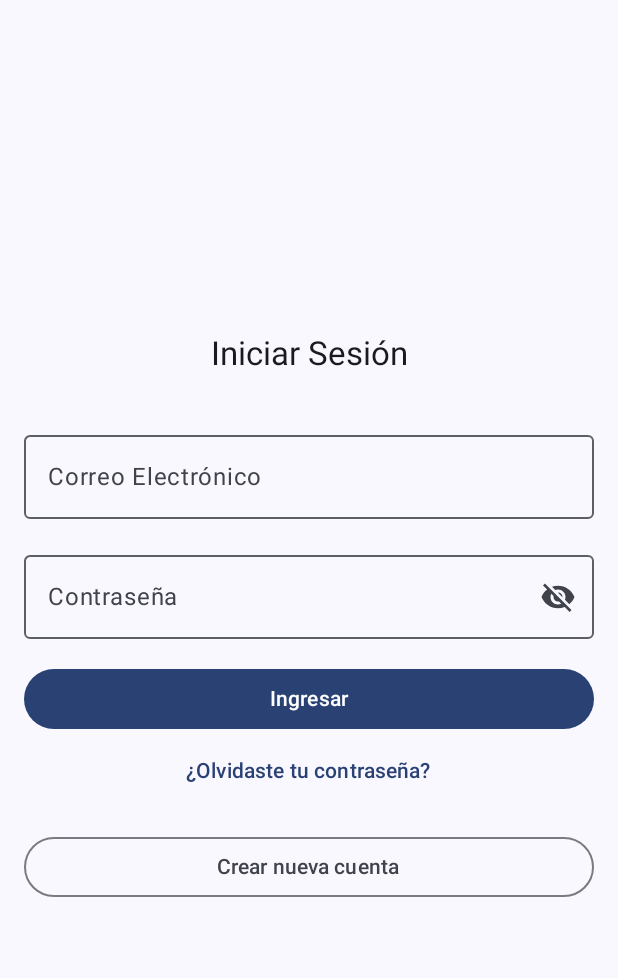
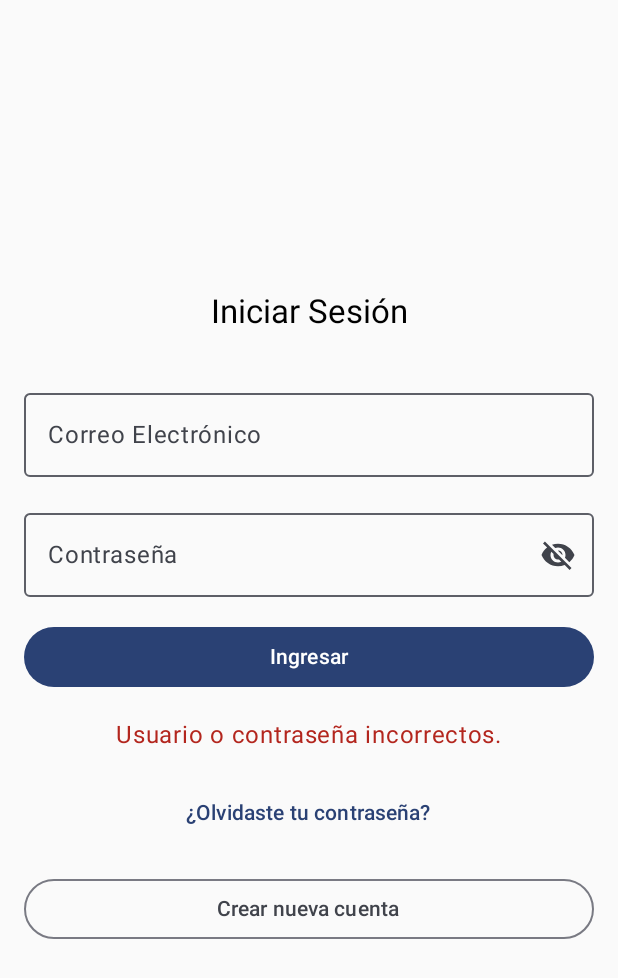
Before and after one commit to Jayirong/Chikapignagna, an Android app built with Jetpack Compose: the screen it shows after launch (MainActivity), after a tap on "Ingresar", on a phone screen of 412 x 824 dp. Shown: the top 978 px of the screen. Run offline under Robolectric (Android 15) with nearby library versions, the phone set to English and light mode, and no system bars.

Commit message:
Login con array interna

```diff
--- a/app/build.gradle.kts
+++ b/app/build.gradle.kts
@@ -51,6 +51,7 @@ android {
 
 dependencies {
 
+
     implementation(libs.androidx.core.ktx)
     implementation(libs.androidx.lifecycle.runtime.ktx)
     implementation(libs.androidx.activity.compose)
@@ -59,6 +60,7 @@ dependencies {
     implementation(libs.androidx.ui.graphics)
     implementation(libs.androidx.ui.tooling.preview)
     implementation(libs.androidx.material3)
+    implementation(libs.androidx.navigation.compose)
     testImplementation(libs.junit)
     androidTestImplementation(libs.androidx.junit)
     androidTestImplementation(libs.androidx.espresso.core)
--- a/app/src/main/java/com/example/chikapignagna/LoginScreen.kt
+++ b/app/src/main/java/com/example/chikapignagna/LoginScreen.kt
@@ -18,11 +18,24 @@ import com.example.chikapignagna.ui.theme.ChikapignagnaTheme
 
 //este composale define la pantalla de inicio de sesion
 @Composable
-fun LoginScreen(modifier: Modifier = Modifier) {
+fun LoginScreen(
+    modifier: Modifier = Modifier,
+    onLoginSuccess: (String) -> Unit
+) {
+    //Array con usuarios de prueba
+    val usuarios = listOf(
+        Usuario(email= "pepe@email.com", contrasena = "elpepe"),
+        Usuario(email= "tilin@email.com", contrasena = "esotilin"),
+        Usuario(email= "etesech@email.com", contrasena = "etesech"),
+        Usuario(email= "skibidi@email.com", contrasena = "toilet"),
+        Usuario(email= "sans@email.com", contrasena = "biomadesans")
+    )
+
     //Variables :P, rememberSaveable sirve para que las variables conserven su estado en cosas como rotacion de pantalla
     var email by rememberSaveable { mutableStateOf("")}
     var contrasena by rememberSaveable { mutableStateOf("")}
     var contraVisible by rememberSaveable { mutableStateOf(false)}
+    var errorMensaje by rememberSaveable { mutableStateOf("")}
 
     //Column ayuda a organizar los cosos de forma vertical, a partir de aca nos centramos en la UI
     Column(
@@ -65,22 +78,37 @@ fun LoginScreen(modifier: Modifier = Modifier) {
 
         Spacer(modifier = Modifier.height(16.dp))
 
-        //boton de iniciar sesion, falta una funcionalidad real
+        //boton de iniciar sesion
         Button(
-            onClick = { },
+            onClick = {
+                val usuarioEncontrado = usuarios.find { it.email == email && it.contrasena == contrasena }
+                if (usuarioEncontrado != null) {
+                    onLoginSuccess(email) //si el login es exitoso llamamos al onloginsuccess con el email del usuario
+                } else {
+                    errorMensaje = "Usuario o contraseña incorrectos."
+                }
+            },
             modifier = Modifier.fillMaxWidth()
         ) {
             Text(text ="Ingresar")
         }
 
-        //boton de texto
+        //si el ingreso es erroneo mostramos el mensaje
+        if (errorMensaje.isNotEmpty()) {
+            Spacer(modifier = Modifier.height(16.dp))
+            Text(text = errorMensaje, color = MaterialTheme.colorScheme.error)
+        }
+
+        Spacer(modifier = Modifier.height(16.dp))
+
+        //boton de texto, falta una funcionalidad real
         TextButton(onClick = {}) {
             Text(text = "¿Olvidaste tu contraseña?")
         }
 
         Spacer(modifier = Modifier.height(16.dp))
 
-        //boton para crear nueva cuenta
+        //boton para crear nueva cuenta, falta una funcionalidad real
         OutlinedButton(
             onClick = { },
             modifier = Modifier.fillMaxWidth()
@@ -96,6 +124,7 @@ fun LoginScreen(modifier: Modifier = Modifier) {
 @Composable
 fun LoginScreenPreview() {
     ChikapignagnaTheme {
-        LoginScreen()
+        //proporcionamos un lambda vacio como parametro
+        LoginScreen(onLoginSuccess = {})
     }
 }
--- a/app/src/main/java/com/example/chikapignagna/MainActivity.kt
+++ b/app/src/main/java/com/example/chikapignagna/MainActivity.kt
@@ -11,6 +11,11 @@ import androidx.compose.runtime.Composable
 import androidx.compose.ui.Modifier
 import androidx.compose.ui.tooling.preview.Preview
 import com.example.chikapignagna.ui.theme.ChikapignagnaTheme
+//dependencias de navegacion
+import androidx.navigation.NavHostController
+import androidx.navigation.compose.NavHost
+import androidx.navigation.compose.composable
+import androidx.navigation.compose.rememberNavController
 
 //se supone que a partir de aca comienza tod0, esta es la entrada principal de la app
 class MainActivity : ComponentActivity() {
@@ -23,13 +28,34 @@ class MainActivity : ComponentActivity() {
         setContent {
             //Aplicamos el tema de Chikapignagna
             ChikapignagnaTheme {
+                //configuramos el navcontroller para la navegacion entre pantallas
+                val navController = rememberNavController()
+                //navhost es el conponente de navegacion que contiene las pantallas
+                NavHost(navController = navController, startDestination = "login") {
+                    //primera pantalla - login
+                    composable("login") {
+                        LoginScreen(onLoginSuccess = { email ->
+                            //navegacion hacia la pantalla de bienvenida al iniciar sesion con exito
+                            navController.navigate("welcome/$email")
+                        })
+                    }
+                    //pantalla de bienvenida
+                    composable("Welcome/{email}") { backStackEntry ->
+                        val email = backStackEntry.arguments?.getString("email") ?: ""
+                        WelcomeScreen(email = email, onLogout = {
+                            //al cerrar sesion se vuelve al login
+                            navController.popBackStack("login", inclusive = false)
+                        })
+                    }
+                }
+
                 //esta me interesa que es Scaffold
                 //Es un componente de Material Design  que proporciona una estructura basica para la UI, permitiendo agregar barras superiores, inferiores
                 //botones flotantes, entre otros, supongo que como un sistema de grid
-                Scaffold(modifier = Modifier.fillMaxSize()) { innerPadding ->
-                    //LoginScreen es la pantalla de inicio, el padding es para mantener los margenes adecuados
-                    LoginScreen(modifier = Modifier.padding(innerPadding))
-                }
+//                Scaffold(modifier = Modifier.fillMaxSize()) { innerPadding ->
+//                    //LoginScreen es la pantalla de inicio, el padding es para mantener los margenes adecuados
+//                    LoginScreen(modifier = Modifier.padding(innerPadding))
+//                }
             }
         }
     }
@@ -39,6 +65,6 @@ class MainActivity : ComponentActivity() {
 @Composable
 fun MainLoginScreenPreview() {
     ChikapignagnaTheme {
-        LoginScreen()
+        LoginScreen(onLoginSuccess = {})
     }
 }
--- /dev/null
+++ b/app/src/main/java/com/example/chikapignagna/Usuario.kt
@@ -0,0 +1,3 @@
+package com.example.chikapignagna
+
+data class Usuario(val email: String, val contrasena: String)
--- a/gradle/libs.versions.toml
+++ b/gradle/libs.versions.toml
@@ -10,6 +10,7 @@ activityCompose = "1.9.1"
 composeBom = "2024.04.01"
 
 [libraries]
+androidx-navigation-compose = { module = "androidx.navigation:navigation-compose", version = "2.5.3" }
 androidx-material-icons-core = { module = "androidx.compose.material:material-icons-core", version = "1.4.3" }
 androidx-material-icons-extended = { module = "androidx.compose.material:material-icons-extended", version = "1.4.3" }
 androidx-core-ktx = { group = "androidx.core", name = "core-ktx", version.ref = "coreKtx" }
```
Also changed, not shown: app/src/main/java/com/example/chikapignagna/WelcomeScreen.kt (added, +25 -0 lines).
